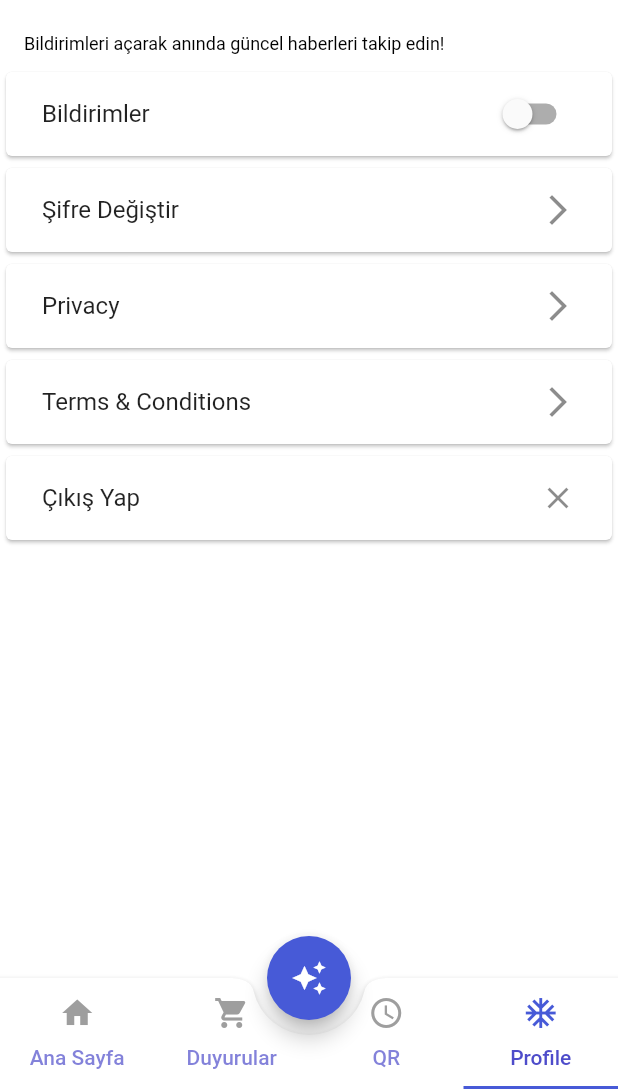
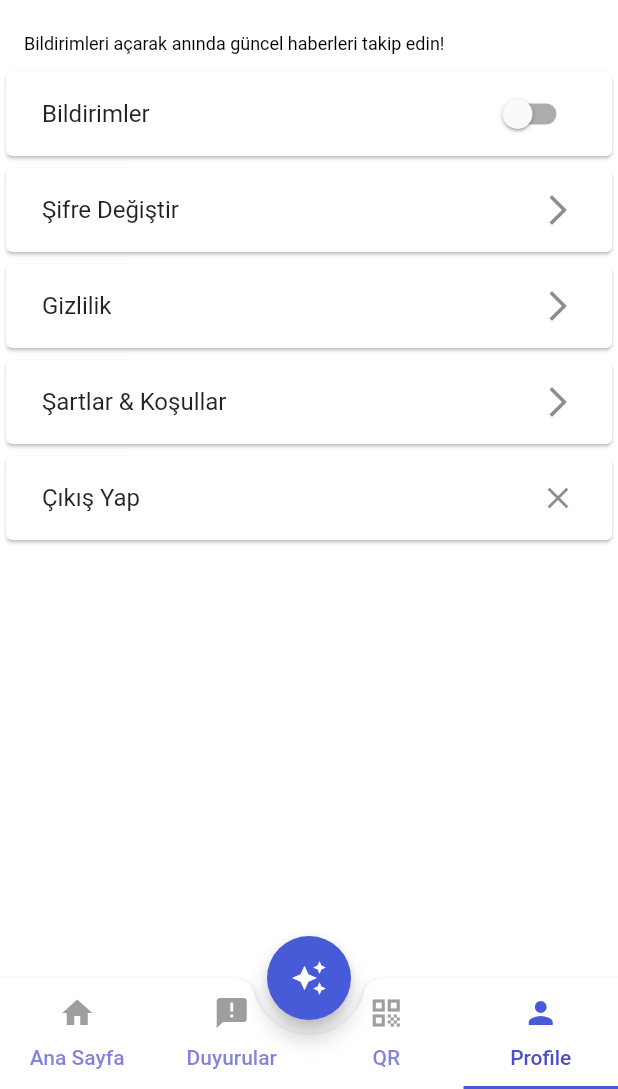
Before and after one commit to musaguzel/akilli_kampus, a Flutter app: the screen it shows after launch, item 4 of the bottom bar chosen, on a phone screen of 412 x 824 dp, the part 147-1236 px from its top. Run offline on Flutter 3.47's test engine with Material 2 defaults, Android fonts, the phone set to English and light mode, and no system bars; drawn by our look-alikes of cached_network_image; our stand-ins replace assets_audio_player, carousel_slider, cloud_firestore, connectivity_plus, easy_localization, firebase_auth and 12 more; missing offline and left inert: qr_code_scanner; accounts and stored records are empty; generated files the repository leaves out were written again; network calls fail.

Commit message:
hackathlon commit

```diff
--- a/lib/core/constants/navigation/navigation_constants.dart
+++ b/lib/core/constants/navigation/navigation_constants.dart
@@ -19,6 +19,8 @@ class NavigationConstants {
 
   static const PRIVACY_POLICY = '/privacypolicy';
 
+  static const TERMS_CONDITIONS = '/termsconditions';
+
 
   static const CHANGE_PASSWORD = '/changepassword';
 
--- a/lib/core/init/navigation/navigation_route.dart
+++ b/lib/core/init/navigation/navigation_route.dart
@@ -2,6 +2,7 @@ import 'package:akilli_kampus/view/change_password/view/change_password._page.da
 import 'package:akilli_kampus/view/main/view/main_page.dart';
 import 'package:akilli_kampus/view/privacy_policy/view/privacy_policy_page.dart';
 import 'package:akilli_kampus/view/splash/view/splash_view.dart';
+import 'package:akilli_kampus/view/terms_conditions/view/terms_conditions._page.dart';
 import 'package:flutter/material.dart';
 import 'package:page_transition/page_transition.dart';
 import '../../../product/exception/navigate_model_not_found.dart';
@@ -25,6 +26,9 @@ class NavigationRoute {
 
       case NavigationConstants.PRIVACY_POLICY:
         return normalNavigate(const PrivacyPolicy(), NavigationConstants.CHANGE_PASSWORD ,args.arguments);
+
+      case NavigationConstants.TERMS_CONDITIONS:
+        return normalNavigate(const Terms(), NavigationConstants.TERMS_CONDITIONS ,args.arguments);
 
       case NavigationConstants.QR:
         return normalNavigate(const PrivacyPolicy(), NavigationConstants.QR ,args.arguments);
--- a/lib/view/main/view/main_page.dart
+++ b/lib/view/main/view/main_page.dart
@@ -88,17 +88,17 @@ class MainPage extends StatelessWidget {
                       text: 'Ana Sayfa'),
                   buildObserver(
                       viewModel: viewModel,
-                      icon: Icons.shopping_cart,
+                      icon: Icons.announcement,
                       selectedTabIndex: 1,
                       text: "Duyurular"),
                   buildObserver(
                       viewModel: viewModel,
-                      icon: Icons.access_time_outlined,
+                      icon: Icons.qr_code,
                       selectedTabIndex: 2,
                       text: 'QR'),
                   buildObserver(
                       viewModel: viewModel,
-                      icon: Icons.ac_unit_sharp,
+                      icon: Icons.person,
                       selectedTabIndex: 3,
                       text: 'Profile'),
                 ]),
--- a/lib/view/profile/view/profil_page.dart
+++ b/lib/view/profile/view/profil_page.dart
@@ -103,7 +103,7 @@ class _ProfilePageState extends State<ProfilePage> {
                       child: const Padding(
                         padding: EdgeInsets.symmetric(horizontal: 8.0),
                         child: ListTile(
-                          title: Text("Privacy"),
+                          title: Text("Gizlilik"),
                           trailing: Icon(Icons.arrow_forward_ios),
                         ),
                       ),
@@ -112,12 +112,12 @@ class _ProfilePageState extends State<ProfilePage> {
                   Card(
                     child: InkWell(
                       onTap: () {
-                        // Buraya Terms & Conditions ile ilgili yapılacak işlemleri ekle
+                        viewModel.navigation.navigateToPage(path: NavigationConstants.TERMS_CONDITIONS);
                       },
                       child: const Padding(
                         padding: EdgeInsets.symmetric(horizontal: 8.0),
                         child: ListTile(
-                          title: Text("Terms & Conditions"),
+                          title: Text("Şartlar & Koşullar"),
                           trailing: Icon(Icons.arrow_forward_ios),
                         ),
                       ),
```
Also changed, not shown: lib/view/change_password/view/change_password._page.dart (+4 -12 lines), lib/view/terms_conditions/view/terms_conditions._page.dart (added, +89 -0 lines).
